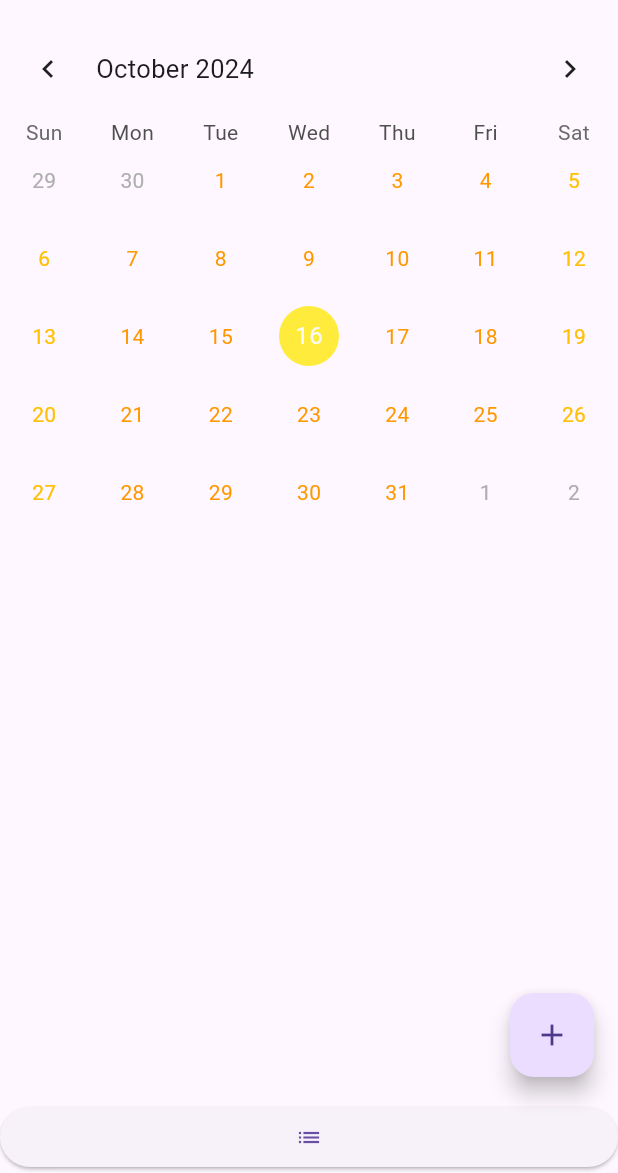
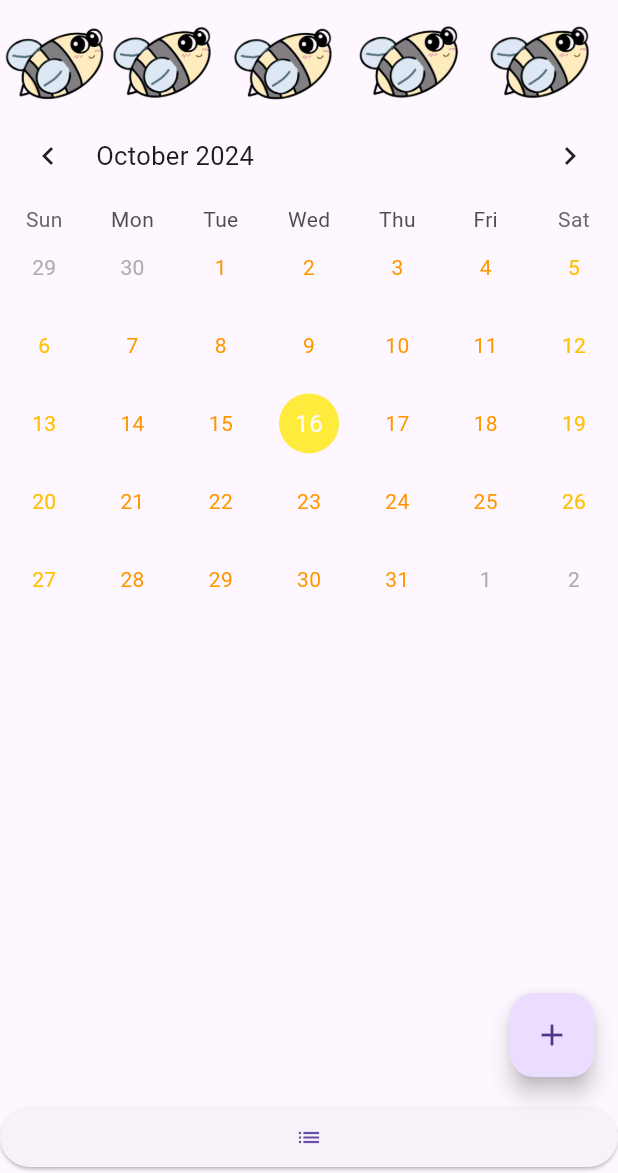
Before and after one commit to kbgrizb/Busy_Bees, a Flutter app: the screen it shows after launch, on a phone screen of 412 x 824 dp, the part 63-1236 px from its top. Run offline on Flutter 3.47's test engine with Material 3 defaults, Android fonts, the phone set to English and light mode, and no system bars; drawn by our look-alikes of table_calendar; our stand-ins replace cloud_firestore, firebase_auth, firebase_core, go_router, google_fonts; missing offline and left inert: firebase_ui_auth; accounts and stored records are empty.

```diff
--- a/flutter_application_1/lib/calendar_page.dart
+++ b/flutter_application_1/lib/calendar_page.dart
@@ -95,6 +95,7 @@ class _CalendarPageState extends State<CalendarPage> {
       appBar: AppBar(
         title: const Text('BusyBees'),
       ),
+
       floatingActionButton: FloatingActionButton(
         onPressed: () {
           final appState = context.read<ApplicationState>();
@@ -159,7 +160,7 @@ class _CalendarPageState extends State<CalendarPage> {
         child: const Icon(Icons.add),
       ),
       body: Column(
-        children: [
+        children: [Image.asset('assets/BeeBanner.png'),
           TableCalendar<Event>(
             headerStyle: const HeaderStyle(
               formatButtonVisible: false,
--- a/flutter_application_1/pubspec.yaml
+++ b/flutter_application_1/pubspec.yaml
@@ -69,6 +69,7 @@ flutter:
   uses-material-design: true
   assets:
     - assets/codelab.png
+    - assets/BeeBanner.png
 
   # To add assets to your application, add an assets section, like this:
   # assets:
```
Also changed, not shown: flutter_application_1/assets/BeeBanner.png (added).
